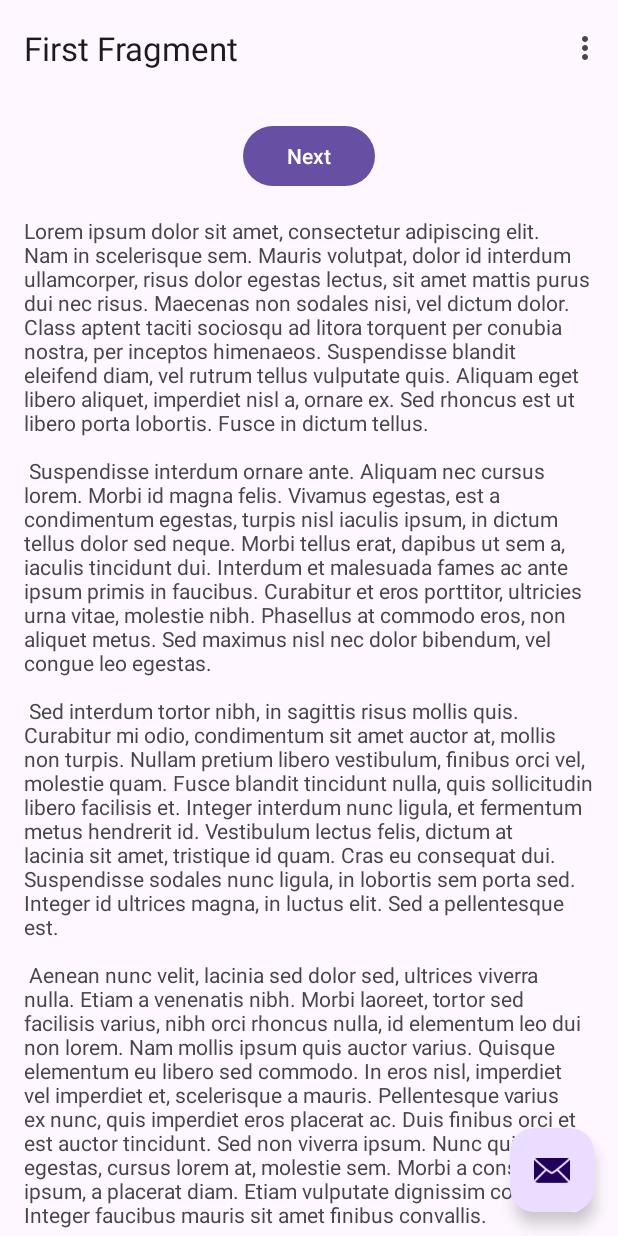
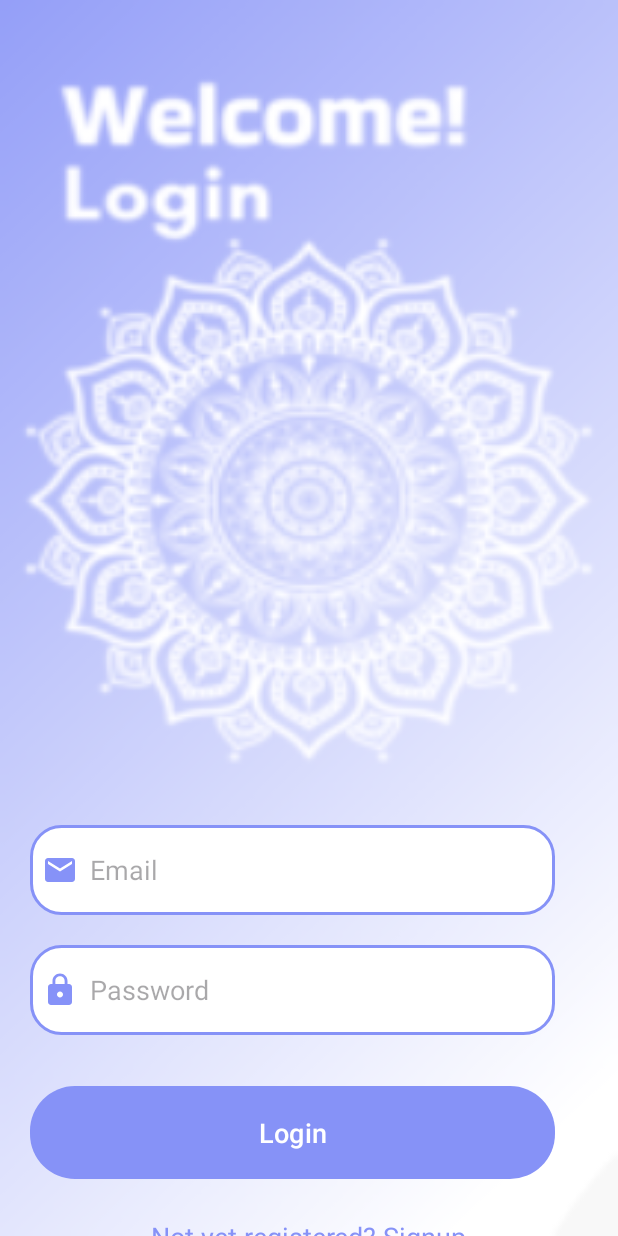
Before and after one commit to Wael-1497/Langscape_5SAE2, an Android app: the screen it shows after launch (MainActivity before the commit, LoginActivity after it), on a phone screen of 412 x 824 dp. Run offline under Robolectric (Android 15) with nearby library versions, the phone set to English and light mode, and no system bars.

Commit message:
login and register

```diff
--- /dev/null
+++ b/app/src/main/java/tn/sae/langscape/LoginActivity.java
@@ -0,0 +1,47 @@
+package tn.sae.langscape;
+
+import androidx.appcompat.app.AppCompatActivity;
+import android.content.Intent;
+import android.os.Bundle;
+import android.view.View;
+import android.widget.Toast;
+
+import tn.sae.langscape.databinding.ActivityLoginBinding;
+
+public class LoginActivity extends AppCompatActivity {
+    ActivityLoginBinding binding;
+    DatabaseHelper databaseHelper;
+    @Override
+    protected void onCreate(Bundle savedInstanceState) {
+        super.onCreate(savedInstanceState);
+        binding = ActivityLoginBinding.inflate(getLayoutInflater());
+        setContentView(binding.getRoot());
+        databaseHelper = new DatabaseHelper(this);
+        binding.loginButton.setOnClickListener(new View.OnClickListener() {
+            @Override
+            public void onClick(View view) {
+                String email = binding.loginEmail.getText().toString();
+                String password = binding.loginPassword.getText().toString();
+                if(email.equals("")||password.equals(""))
+                    Toast.makeText(LoginActivity.this, "All fields are mandatory", Toast.LENGTH_SHORT).show();
+                else{
+                    Boolean checkCredentials = databaseHelper.checkEmailPassword(email, password);
+                    if(checkCredentials == true){
+                        Toast.makeText(LoginActivity.this, "Login Successfully!", Toast.LENGTH_SHORT).show();
+                        Intent intent  = new Intent(getApplicationContext(), MainActivity.class);
+                        startActivity(intent);
+                    }else{
+                        Toast.makeText(LoginActivity.this, "Invalid Credentials", Toast.LENGTH_SHORT).show();
+                    }
+                }
+            }
+        });
+        binding.signupRedirectText.setOnClickListener(new View.OnClickListener() {
+            @Override
+            public void onClick(View view) {
+                Intent intent = new Intent(LoginActivity.this, SignupActivity.class);
+                startActivity(intent);
+            }
+        });
+    }
+}
--- a/app/src/main/java/tn/sae/langscape/MainActivity.java
+++ b/app/src/main/java/tn/sae/langscape/MainActivity.java
@@ -28,23 +28,23 @@ public class MainActivity extends AppCompatActivity {
     protected void onCreate(Bundle savedInstanceState) {
         super.onCreate(savedInstanceState);
 
-        binding = ActivityMainBinding.inflate(getLayoutInflater());
-        setContentView(binding.getRoot());
+//        binding = ActivityMainBinding.inflate(getLayoutInflater());
+        setContentView(R.layout.activity_main);
 
-        setSupportActionBar(binding.toolbar);
-
-        NavController navController = Navigation.findNavController(this, R.id.nav_host_fragment_content_main);
-        appBarConfiguration = new AppBarConfiguration.Builder(navController.getGraph()).build();
-        NavigationUI.setupActionBarWithNavController(this, navController, appBarConfiguration);
-
-        binding.fab.setOnClickListener(new View.OnClickListener() {
-            @Override
-            public void onClick(View view) {
-                Snackbar.make(view, "Replace with your own action", Snackbar.LENGTH_LONG)
-                        .setAnchorView(R.id.fab)
-                        .setAction("Action", null).show();
-            }
-        });
+//        setSupportActionBar(binding.toolbar);
+//
+//        NavController navController = Navigation.findNavController(this, R.id.nav_host_fragment_content_main);
+//        appBarConfiguration = new AppBarConfiguration.Builder(navController.getGraph()).build();
+//        NavigationUI.setupActionBarWithNavController(this, navController, appBarConfiguration);
+//
+//        binding.fab.setOnClickListener(new View.OnClickListener() {
+//            @Override
+//            public void onClick(View view) {
+//                Snackbar.make(view, "Replace with your own action", Snackbar.LENGTH_LONG)
+////                        .setAnchorView(R.id.fab)
+////                        .setAction("Action", null).show();
+//            }
+//        });
     }
 
     @Override
--- /dev/null
+++ b/app/src/main/res/drawable/ic_baseline_email_24.xml
@@ -0,0 +1,5 @@
+<vector android:height="24dp" android:tint="#8692F8"
+    android:viewportHeight="24" android:viewportWidth="24"
+    android:width="24dp" xmlns:android="http://schemas.android.com/apk/res/android">
+    <path android:fillColor="@android:color/white" android:pathData="M20,4L4,4c-1.1,0 -1.99,0.9 -1.99,2L2,18c0,1.1 0.9,2 2,2h16c1.1,0 2,-0.9 2,-2L22,6c0,-1.1 -0.9,-2 -2,-2zM20,8l-8,5 -8,-5L4,6l8,5 8,-5v2z"/>
+</vector>
--- /dev/null
+++ b/app/src/main/res/drawable/ic_baseline_lock_24.xml
@@ -0,0 +1,5 @@
+<vector android:height="24dp" android:tint="#8692F8"
+    android:viewportHeight="24" android:viewportWidth="24"
+    android:width="24dp" xmlns:android="http://schemas.android.com/apk/res/android">
+    <path android:fillColor="@android:color/white" android:pathData="M18,8h-1L17,6c0,-2.76 -2.24,-5 -5,-5S7,3.24 7,6v2L6,8c-1.1,0 -2,0.9 -2,2v10c0,1.1 0.9,2 2,2h12c1.1,0 2,-0.9 2,-2L20,10c0,-1.1 -0.9,-2 -2,-2zM12,17c-1.1,0 -2,-0.9 -2,-2s0.9,-2 2,-2 2,0.9 2,2 -0.9,2 -2,2zM15.1,8L8.9,8L8.9,6c0,-1.71 1.39,-3.1 3.1,-3.1 1.71,0 3.1,1.39 3.1,3.1v2z"/>
+</vector>
--- /dev/null
+++ b/app/src/main/res/drawable/ic_baseline_password_24.xml
@@ -0,0 +1,5 @@
+<vector android:height="24dp" android:tint="#8692F8"
+    android:viewportHeight="24" android:viewportWidth="24"
+    android:width="24dp" xmlns:android="http://schemas.android.com/apk/res/android">
+    <path android:fillColor="@android:color/white" android:pathData="M2,17h20v2H2V17zM3.15,12.95L4,11.47l0.85,1.48l1.3,-0.75L5.3,10.72H7v-1.5H5.3l0.85,-1.47L4.85,7L4,8.47L3.15,7l-1.3,0.75L2.7,9.22H1v1.5h1.7L1.85,12.2L3.15,12.95zM9.85,12.2l1.3,0.75L12,11.47l0.85,1.48l1.3,-0.75l-0.85,-1.48H15v-1.5h-1.7l0.85,-1.47L12.85,7L12,8.47L11.15,7l-1.3,0.75l0.85,1.47H9v1.5h1.7L9.85,12.2zM23,9.22h-1.7l0.85,-1.47L20.85,7L20,8.47L19.15,7l-1.3,0.75l0.85,1.47H17v1.5h1.7l-0.85,1.48l1.3,0.75L20,11.47l0.85,1.48l1.3,-0.75l-0.85,-1.48H23V9.22z"/>
+</vector>
--- /dev/null
+++ b/app/src/main/res/drawable/lavender_border.xml
@@ -0,0 +1,10 @@
+<?xml version="1.0" encoding="utf-8"?>
+<shape xmlns:android="http://schemas.android.com/apk/res/android" android:shape="rectangle">
+    <corners
+        android:radius="20dp"/>
+    <stroke
+        android:color="@color/lavender"
+        android:width="2dp"/>
+    <solid
+        android:color="@color/white"/>
+</shape>
--- /dev/null
+++ b/app/src/main/res/layout/activity_login.xml
@@ -0,0 +1,66 @@
+<?xml version="1.0" encoding="utf-8"?>
+<LinearLayout xmlns:android="http://schemas.android.com/apk/res/android"
+    xmlns:app="http://schemas.android.com/apk/res-auto"
+    xmlns:tools="http://schemas.android.com/tools"
+    android:layout_width="match_parent"
+    android:layout_height="match_parent"
+    android:background="@drawable/sqlogbkg"
+    android:orientation="vertical"
+    tools:context=".SignupActivity">
+
+    <ScrollView
+        android:layout_width="match_parent"
+        android:layout_height="wrap_content">
+        <LinearLayout
+            android:layout_width="match_parent"
+            android:layout_height="wrap_content"
+            android:orientation="vertical">
+            <LinearLayout
+                android:layout_width="match_parent"
+                android:layout_height="wrap_content"
+                android:layout_marginTop="500dp"
+                android:orientation="vertical"
+                android:padding="20dp">
+                <EditText
+                    android:id="@+id/login_email"
+                    android:layout_width="350dp"
+                    android:layout_height="60dp"
+                    android:layout_marginTop="30dp"
+                    android:background="@drawable/lavender_border"
+                    android:drawableLeft="@drawable/ic_baseline_email_24"
+                    android:drawablePadding="8dp"
+                    android:hint="Email"
+                    android:padding="8dp"/>
+                <EditText
+                    android:id="@+id/login_password"
+                    android:layout_width="350dp"
+                    android:layout_height="60dp"
+                    android:layout_marginTop="20dp"
+                    android:background="@drawable/lavender_border"
+                    android:drawableLeft="@drawable/ic_baseline_lock_24"
+                    android:drawablePadding="8dp"
+                    android:hint="Password"
+                    android:inputType="textPassword"
+                    android:padding="8dp" />
+                <Button
+                    android:id="@+id/login_button"
+                    android:layout_width="350dp"
+                    android:layout_height="70dp"
+                    android:layout_marginTop="30dp"
+                    android:text="Login"
+                    android:textSize="18sp"
+                    app:cornerRadius="30dp" />
+                <TextView
+                    android:id="@+id/signupRedirectText"
+                    android:layout_width="wrap_content"
+                    android:layout_height="wrap_content"
+                    android:layout_gravity="center"
+                    android:layout_marginTop="14dp"
+                    android:padding="8dp"
+                    android:text="Not yet registered? Signup"
+                    android:textColor="@color/lavender"
+                    android:textSize="18sp" />
+            </LinearLayout>
+        </LinearLayout>
+    </ScrollView>
+</LinearLayout>
--- a/app/src/main/res/layout/activity_main.xml
+++ b/app/src/main/res/layout/activity_main.xml
@@ -4,30 +4,17 @@
     xmlns:tools="http://schemas.android.com/tools"
     android:layout_width="match_parent"
     android:layout_height="match_parent"
-    android:fitsSystemWindows="true"
     tools:context=".MainActivity">
 
-    <com.google.android.material.appbar.AppBarLayout
-        android:layout_width="match_parent"
-        android:layout_height="wrap_content"
-        android:fitsSystemWindows="true">
-
-        <com.google.android.material.appbar.MaterialToolbar
-            android:id="@+id/toolbar"
-            android:layout_width="match_parent"
-            android:layout_height="?attr/actionBarSize" />
-
-    </com.google.android.material.appbar.AppBarLayout>
-
-    <include layout="@layout/content_main" />
-
-    <com.google.android.material.floatingactionbutton.FloatingActionButton
-        android:id="@+id/fab"
-        android:layout_width="wrap_content"
-        android:layout_height="wrap_content"
-        android:layout_gravity="bottom|end"
-        android:layout_marginEnd="@dimen/fab_margin"
-        android:layout_marginBottom="16dp"
-        app:srcCompat="@android:drawable/ic_dialog_email" />
+    <TextView
+    android:layout_width="wrap_content"
+    android:layout_height="wrap_content"
+    android:text="Home"
+    android:textSize="36sp"
+    android:textColor="@color/lavender"
+    app:layout_constraintEnd_toEndOf="parent"
+    app:layout_constraintStart_toStartOf="parent"
+    app:layout_constraintTop_toTopOf="parent"
+    app:layout_constraintBottom_toBottomOf="parent"/>
 
 </androidx.coordinatorlayout.widget.CoordinatorLayout>
--- a/app/src/main/res/values/colors.xml
+++ b/app/src/main/res/values/colors.xml
@@ -1,5 +1,11 @@
 <?xml version="1.0" encoding="utf-8"?>
 <resources>
+    <color name="purple_200">#FFBB86FC</color>
+    <color name="purple_500">#FF6200EE</color>
+    <color name="purple_700">#FF3700B3</color>
+    <color name="teal_200">#FF03DAC5</color>
+    <color name="teal_700">#FF018786</color>
     <color name="black">#FF000000</color>
     <color name="white">#FFFFFFFF</color>
+    <color name="lavender">#8692f7</color>
 </resources>
--- a/app/src/main/res/values/strings.xml
+++ b/app/src/main/res/values/strings.xml
@@ -43,4 +43,5 @@
         libero vel nunc consequat, quis tincidunt nisl eleifend. Cras bibendum enim a justo luctus
         vestibulum. Fusce dictum libero quis erat maximus, vitae volutpat diam dignissim.
     </string>
+    <string name="title_activity_signup">SignupActivity</string>
 </resources>
--- a/app/src/main/res/values/themes.xml
+++ b/app/src/main/res/values/themes.xml
@@ -3,6 +3,16 @@
     <style name="Base.Theme.Langscape" parent="Theme.Material3.DayNight.NoActionBar">
         <!-- Customize your light theme here. -->
         <!-- <item name="colorPrimary">@color/my_light_primary</item> -->
+        <item name="colorPrimary">@color/lavender</item>
+        <item name="colorPrimaryVariant">@color/lavender</item>
+        <item name="colorOnPrimary">@color/white</item>
+        <!-- Secondary brand color. -->
+        <item name="colorSecondary">@color/teal_200</item>
+        <item name="colorSecondaryVariant">@color/teal_700</item>
+        <item name="colorOnSecondary">@color/black</item>
+        <!-- Status bar color. -->
+        <item name="android:statusBarColor">?attr/colorPrimaryVariant</item>
+        <!-- Customize your theme here. -->
     </style>
 
     <style name="Theme.Langscape" parent="Base.Theme.Langscape" />
--- a/build.gradle
+++ b/build.gradle
@@ -1,4 +1,5 @@
 // Top-level build file where you can add configuration options common to all sub-projects/modules.
 plugins {
 id 'com.android.application' version '8.1.2' apply false
+    id 'org.jetbrains.kotlin.android' version '1.8.10' apply false
 }
```
Also changed, not shown: app/build.gradle (+34 -6 lines), app/src/main/AndroidManifest.xml (+12 -5 lines), app/src/main/java/tn/sae/langscape/DatabaseHelper.java (added, +53 -0 lines), app/src/main/java/tn/sae/langscape/SignupActivity.java (added, +58 -0 lines), app/src/main/res/layout/activity_signup.xml (added, +73 -0 lines), app/src/main/res/drawable/sqlogbkg.png (added), app/src/main/res/drawable/sqlsignbkg.png (added).
